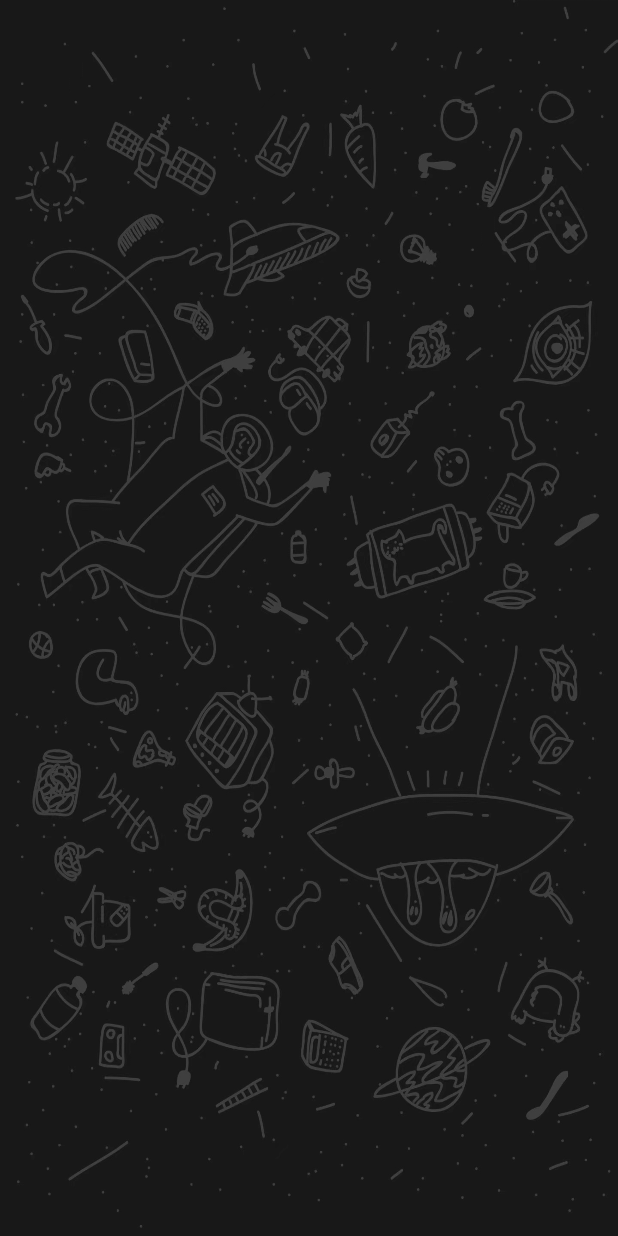
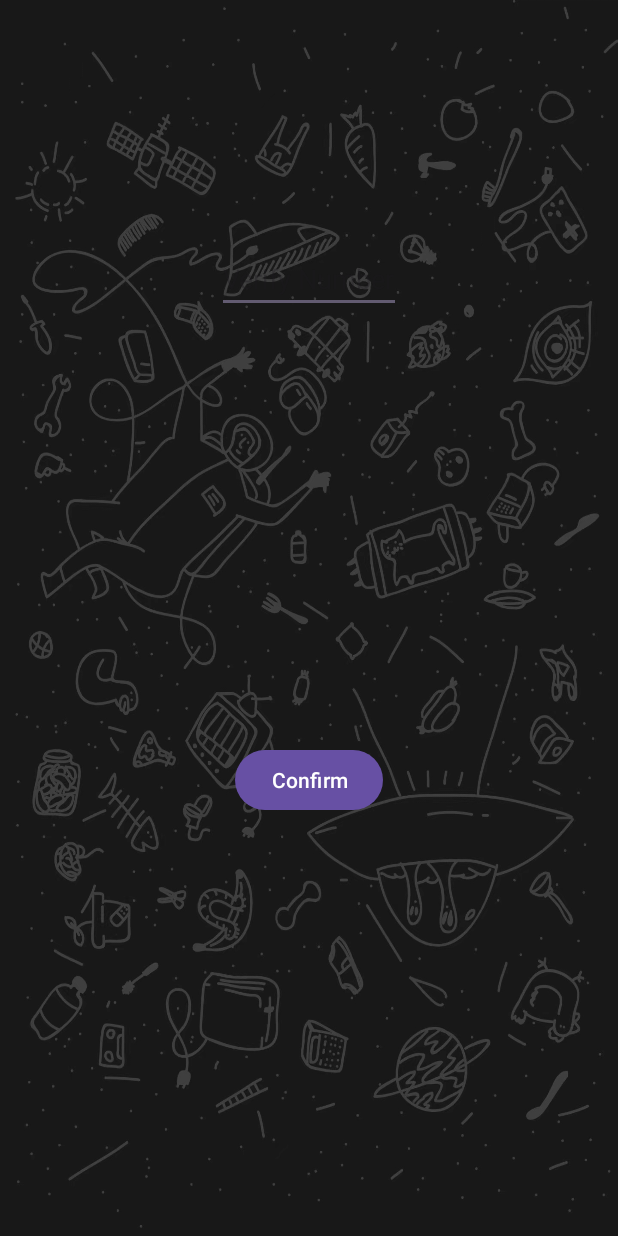
Before and after one commit to AbiesSaya/Flowing-Goblet, an Android app: the VerifyActivity screen opened directly, with no data from a screen before it, on a phone screen of 412 x 824 dp. Run offline under Robolectric (Android 15) with nearby library versions, the phone set to English and light mode, and no system bars.

Commit message:
完善了验证码输入的界面，把edittext的inputtype设置成number，但是没有对后端进行修改

```diff
--- a/app/src/main/AndroidManifest.xml
+++ b/app/src/main/AndroidManifest.xml
@@ -17,10 +17,7 @@
         <activity
             android:name=".util.VerifyActivity"
             android:exported="false" />
-        <activity
-            android:name=".Usage2Activity"
-            android:exported="false"
-            android:label="@string/title_activity_usage2" />
+
         <activity
             android:name=".UsageActivity"
             android:exported="false" />
--- a/app/src/main/java/com/example/myapplication/SignUpActivity.java
+++ b/app/src/main/java/com/example/myapplication/SignUpActivity.java
@@ -24,6 +24,7 @@ import androidx.core.view.WindowInsetsCompat;
 import com.example.myapplication.databinding.ActivitySignupBinding;
 import com.example.myapplication.util.Constants;
 import com.example.myapplication.util.PreferenceManager;
+import com.example.myapplication.util.VerifyActivity;
 import com.google.android.gms.tasks.OnCompleteListener;
 import com.google.android.gms.tasks.Task;
 import com.google.firebase.auth.AuthResult;
@@ -109,7 +110,7 @@ public class SignUpActivity extends AppCompatActivity {
                     preferenceManager.putBoolean(Constants.KEY_IS_SIGNED_IN, true);
                     preferenceManager.putString(Constants.KEY_USER_ID, documentReference.getId());
                     preferenceManager.putString(Constants.KEY_NAME, binding.etNickname.getText().toString());
-                    Intent intent = new Intent(getApplicationContext(), UsageActivity.class);
+                    Intent intent = new Intent(getApplicationContext(), VerifyActivity.class);
                     intent.addFlags(Intent.FLAG_ACTIVITY_NEW_TASK | Intent.FLAG_ACTIVITY_CLEAR_TASK);
                     startActivity(intent);
                 })
--- a/app/src/main/res/layout/activity_verify.xml
+++ b/app/src/main/res/layout/activity_verify.xml
@@ -3,9 +3,29 @@
     xmlns:app="http://schemas.android.com/apk/res-auto"
     xmlns:tools="http://schemas.android.com/tools"
     android:id="@+id/main"
-    android:background="@drawable/bg5"
     android:layout_width="match_parent"
     android:layout_height="match_parent"
+    android:background="@drawable/bg5"
     tools:context=".util.VerifyActivity">
 
+    <Button
+        android:id="@+id/ConfirmVerify"
+        android:layout_width="wrap_content"
+        android:layout_height="wrap_content"
+        android:layout_marginBottom="280dp"
+        android:text="Confirm"
+        app:layout_constraintBottom_toBottomOf="parent"
+        app:layout_constraintEnd_toEndOf="parent"
+        app:layout_constraintStart_toStartOf="parent" />
+
+    <EditText
+        android:id="@+id/VerifyNumber"
+        android:layout_width="wrap_content"
+        android:layout_height="wrap_content"
+        android:layout_marginTop="163dp"
+        android:hint="Verify Number"
+        android:inputType="number"
+        app:layout_constraintEnd_toEndOf="parent"
+        app:layout_constraintStart_toStartOf="parent"
+        app:layout_constraintTop_toTopOf="parent" />
 </androidx.constraintlayout.widget.ConstraintLayout>
```
